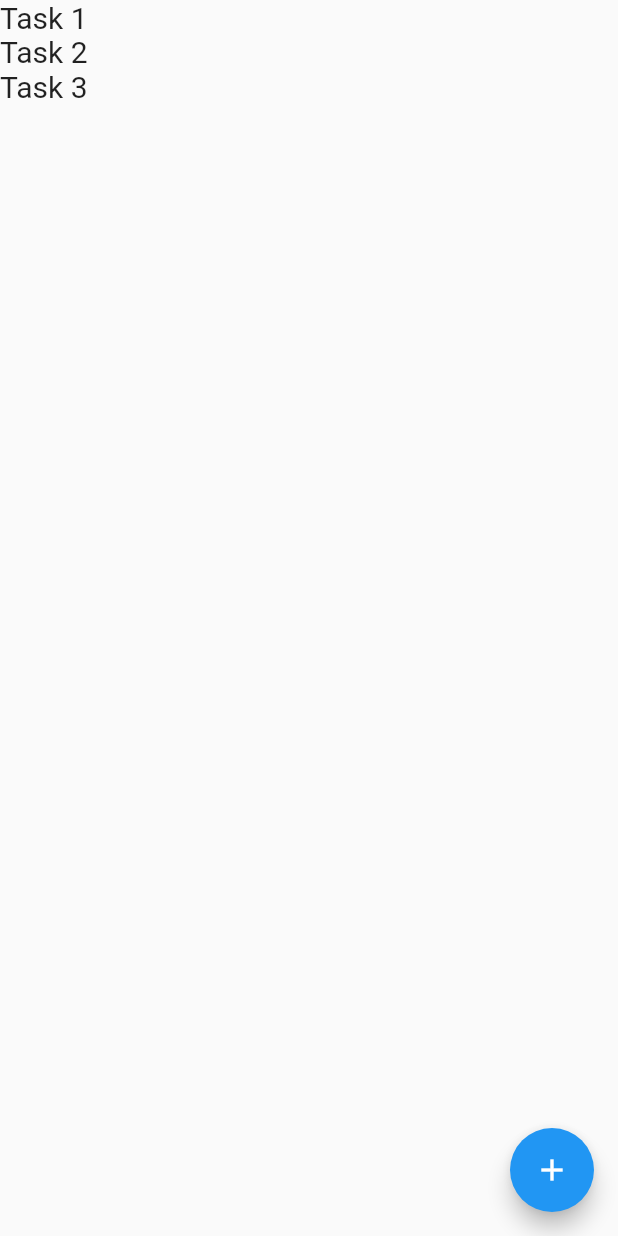
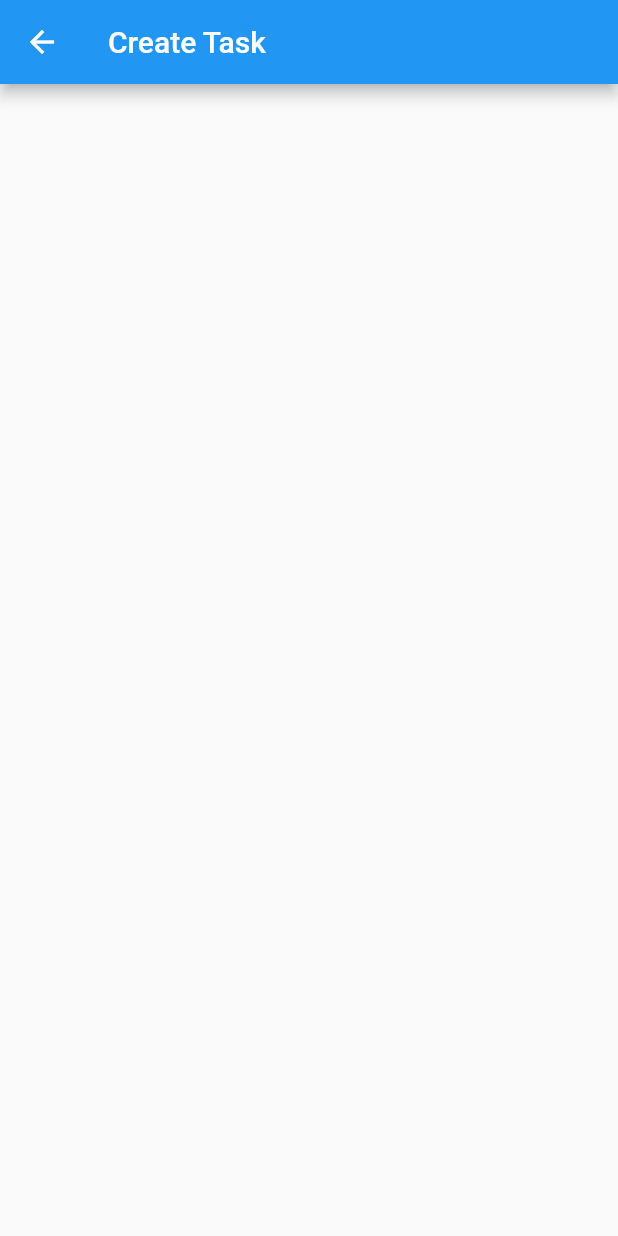
Before and after one commit to mohansella/task_tree, a Flutter app: the screen it shows after launch, after a tap on the "add" icon, on a phone screen of 412 x 824 dp. Run offline on Flutter 3.47's test engine with Material 2 defaults, Android fonts, the phone set to English and light mode, and no system bars.

Commit message:
routing pages

```diff
--- a/lib/ui/app.dart
+++ b/lib/ui/app.dart
@@ -1,5 +1,5 @@
 import 'package:flutter/material.dart';
-import 'package:task_tree/api/taskapi.dart';
+import 'package:task_tree/ui/routes.dart';
 
 class TaskTreeApp extends StatelessWidget {
   const TaskTreeApp({Key? key}) : super(key: key);
@@ -8,27 +8,8 @@ class TaskTreeApp extends StatelessWidget {
   Widget build(BuildContext context) {
     return MaterialApp(
       title: "Task Tree",
-      home: Scaffold(
-        body: Column(children: TaskTreeApi.getTasks().map((e) => TaskTreeWidget(e)).toList()),
-        floatingActionButton: FloatingActionButton(
-          onPressed: () {},
-          tooltip: 'Add Task',
-          child: const Icon(Icons.add),
-        ),
-      ),
+      initialRoute: Routes.home,
+      routes: Routes.buildRoutes(),
     );
   }
 }
-
-class TaskTreeWidget extends StatelessWidget {
-
-  final TaskTree taskTree;
-
-  const TaskTreeWidget(this.taskTree, {Key? key}) : super(key: key);
-
-  @override
-  Widget build(BuildContext context) {
-    return Text(taskTree.name, style: const TextStyle(fontSize: 20),);
-  }
-
-}
--- /dev/null
+++ b/lib/ui/pages/addtask.dart
@@ -0,0 +1,19 @@
+import 'package:flutter/material.dart';
+import 'package:flutter/widgets.dart';
+
+class TaskTreeAddPage extends StatelessWidget {
+  const TaskTreeAddPage({Key? key}) : super(key: key);
+
+
+  @override
+  Widget build(BuildContext context) {
+    return Scaffold(
+      appBar: AppBar(
+        title: const Text("Create Task"),
+      ),
+    );
+  }
+
+
+
+}
--- /dev/null
+++ b/lib/ui/pages/home.dart
@@ -0,0 +1,24 @@
+import 'package:flutter/material.dart';
+import 'package:task_tree/api/taskapi.dart';
+import 'package:task_tree/ui/routes.dart';
+import 'package:task_tree/ui/widgets/tasktree.dart';
+
+class TaskTreeHomePage extends StatelessWidget {
+  const TaskTreeHomePage({Key? key}) : super(key: key);
+
+  @override
+  Widget build(BuildContext context) {
+    return Scaffold(
+      body: Column(
+          children:
+              TaskTreeApi.getTasks().map((e) => TaskTreeWidget(e)).toList()),
+      floatingActionButton: FloatingActionButton(
+        onPressed: () {
+          Navigator.pushNamed(context, Routes.add);
+        },
+        tooltip: 'Add Task',
+        child: const Icon(Icons.add),
+      ),
+    );
+  }
+}
--- /dev/null
+++ b/lib/ui/routes.dart
@@ -0,0 +1,16 @@
+import 'package:task_tree/ui/pages/addtask.dart';
+import 'package:task_tree/ui/pages/home.dart';
+
+class Routes {
+
+  static const home = "/home";
+  static const add = "/add";
+
+  static buildRoutes() {
+    return {
+      Routes.home: (context) => const TaskTreeHomePage(),
+      Routes.add: (context) => const TaskTreeAddPage(),
+    };
+  }
+
+}
--- /dev/null
+++ b/lib/ui/widgets/tasktree.dart
@@ -0,0 +1,16 @@
+
+import 'package:flutter/material.dart';
+import 'package:task_tree/api/taskapi.dart';
+
+class TaskTreeWidget extends StatelessWidget {
+
+  final TaskTree taskTree;
+
+  const TaskTreeWidget(this.taskTree, {Key? key}) : super(key: key);
+
+  @override
+  Widget build(BuildContext context) {
+    return Text(taskTree.name, style: const TextStyle(fontSize: 20),);
+  }
+
+}
```
